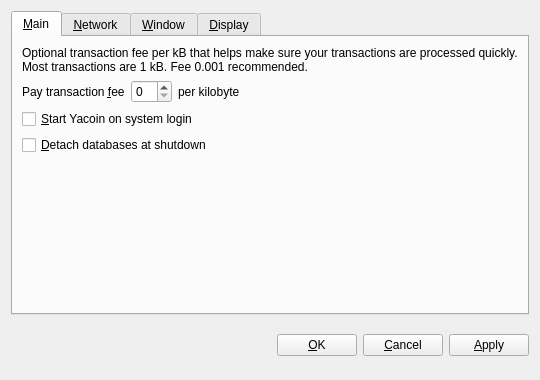
Old version of the form src/qt/forms/optionsdialog.ui in the repository chautnguyen4392/yacoin.
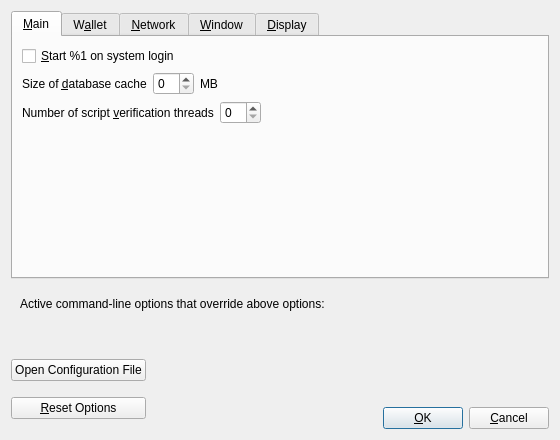
New version of the form. The open tabs and pages were chosen to show the change. Custom widgets are drawn as their Qt base class.

```diff
--- a/src/qt/forms/optionsdialog.ui
+++ b/src/qt/forms/optionsdialog.ui
@@ -1,13 +1,13 @@
 <?xml version="1.0" encoding="UTF-8"?>
 <ui version="4.0">
  <class>OptionsDialog</class>
- <widget class="QWidget" name="OptionsDialog">
+ <widget class="QDialog" name="OptionsDialog">
   <property name="geometry">
    <rect>
     <x>0</x>
     <y>0</y>
-    <width>540</width>
-    <height>380</height>
+    <width>560</width>
+    <height>440</height>
    </rect>
   </property>
   <property name="windowTitle">
@@ -16,9 +16,6 @@
   <layout class="QVBoxLayout" name="verticalLayout">
    <item>
     <widget class="QTabWidget" name="tabWidget">
-     <property name="tabPosition">
-      <enum>QTabWidget::North</enum>
-     </property>
      <property name="currentIndex">
       <number>1</number>
      </property>
@@ -27,78 +24,95 @@
        <string>&amp;Main</string>
       </attribute>
       <layout class="QVBoxLayout" name="verticalLayout_Main">
-       <item>
-        <widget class="QLabel" name="transactionFeeInfoLabel">
-         <property name="text">
-          <string>Optional transaction fee per kB that helps make sure your transactions are processed quickly. Most transactions are 1 kB. Fee 0.001 recommended.</string>
-         </property>
-         <property name="textFormat">
-          <enum>Qt::PlainText</enum>
-         </property>
-         <property name="wordWrap">
-          <bool>true</bool>
-         </property>
-        </widget>
-       </item>
-       <item>
-        <layout class="QHBoxLayout" name="horizontalLayout_Main">
-         <item>
-          <widget class="QLabel" name="transactionFeeLabel">
-           <property name="text">
-            <string>Pay transaction &amp;fee</string>
-           </property>
-           <property name="textFormat">
-            <enum>Qt::PlainText</enum>
-           </property>
-           <property name="buddy">
-            <cstring>transactionFee</cstring>
-           </property>
-          </widget>
-         </item>
-         <item>
-          <widget class="BitcoinAmountField" name="transactionFee"/>
-         </item>
-         <item>
-          <widget class="QLabel" name="label">
-           <property name="text">
-            <string>per kilobyte</string>
-           </property>
-          </widget>
-         </item>
-         <item>
-          <spacer name="horizontalSpacer_Main">
-           <property name="orientation">
-            <enum>Qt::Horizontal</enum>
-           </property>
-           <property name="sizeHint" stdset="0">
-            <size>
-             <width>40</width>
-             <height>20</height>
-            </size>
-           </property>
-          </spacer>
-         </item>
-        </layout>
-       </item>
        <item>
         <widget class="QCheckBox" name="bitcoinAtStartup">
          <property name="toolTip">
           <string>Automatically start Yacoin after logging in to the system.</string>
          </property>
          <property name="text">
-          <string>&amp;Start Yacoin on system login</string>
+          <string>&amp;Start %1 on system login</string>
          </property>
         </widget>
        </item>
        <item>
-        <widget class="QCheckBox" name="detachDatabases">
-         <property name="toolTip">
-          <string>Detach block and address databases at shutdown. This means they can be moved to another data directory, but it slows down shutdown. The wallet is always detached.</string>
-         </property>
-         <property name="text">
-          <string>&amp;Detach databases at shutdown</string>
-         </property>
-        </widget>
+        <layout class="QHBoxLayout" name="horizontalLayout_2_Main">
+         <item>
+          <widget class="QLabel" name="databaseCacheLabel">
+           <property name="text">
+            <string>Size of &amp;database cache</string>
+           </property>
+           <property name="textFormat">
+            <enum>Qt::PlainText</enum>
+           </property>
+           <property name="buddy">
+            <cstring>databaseCache</cstring>
+           </property>
+          </widget>
+         </item>
+         <item>
+          <widget class="QSpinBox" name="databaseCache"/>
+         </item>
+         <item>
+          <widget class="QLabel" name="databaseCacheUnitLabel">
+           <property name="text">
+            <string>MB</string>
+           </property>
+           <property name="textFormat">
+            <enum>Qt::PlainText</enum>
+           </property>
+          </widget>
+         </item>
+         <item>
+          <spacer name="horizontalSpacer_2_Main">
+           <property name="orientation">
+            <enum>Qt::Horizontal</enum>
+           </property>
+           <property name="sizeHint" stdset="0">
+            <size>
+             <width>40</width>
+             <height>20</height>
+            </size>
+           </property>
+          </spacer>
+         </item>
+        </layout>
+       </item>
+       <item>
+        <layout class="QHBoxLayout" name="horizontalLayout_3_Main">
+         <item>
+          <widget class="QLabel" name="threadsScriptVerifLabel">
+           <property name="text">
+            <string>Number of script &amp;verification threads</string>
+           </property>
+           <property name="textFormat">
+            <enum>Qt::PlainText</enum>
+           </property>
+           <property name="buddy">
+            <cstring>threadsScriptVerif</cstring>
+           </property>
+          </widget>
+         </item>
+         <item>
+          <widget class="QSpinBox" name="threadsScriptVerif">
+           <property name="toolTip">
+            <string>(0 = auto, &lt;0 = leave that many cores free)</string>
+           </property>
+          </widget>
+         </item>
+         <item>
+          <spacer name="horizontalSpacer_3_Main">
+           <property name="orientation">
+            <enum>Qt::Horizontal</enum>
+           </property>
+           <property name="sizeHint" stdset="0">
+            <size>
+             <width>40</width>
+             <height>20</height>
+            </size>
+           </property>
+          </spacer>
+         </item>
+        </layout>
        </item>
        <item>
         <spacer name="verticalSpacer_Main">
@@ -107,8 +121,57 @@
          </property>
          <property name="sizeHint" stdset="0">
           <size>
-           <width>17</width>
-           <height>153</height>
+           <width>20</width>
+           <height>40</height>
+          </size>
+         </property>
+        </spacer>
+       </item>
+      </layout>
+     </widget>
+     <widget class="QWidget" name="tabWallet">
+      <attribute name="title">
+       <string>W&amp;allet</string>
+      </attribute>
+      <layout class="QVBoxLayout" name="verticalLayout_Wallet">
+       <item>
+        <widget class="QGroupBox" name="groupBox">
+         <property name="title">
+          <string>Expert</string>
+         </property>
+         <layout class="QVBoxLayout" name="verticalLayout_2">
+          <item>
+           <widget class="QCheckBox" name="coinControlFeatures">
+            <property name="toolTip">
+             <string>Whether to show coin control features or not.</string>
+            </property>
+            <property name="text">
+             <string>Enable coin &amp;control features</string>
+            </property>
+           </widget>
+          </item>
+          <item>
+           <widget class="QCheckBox" name="spendZeroConfChange">
+            <property name="toolTip">
+             <string>If you disable the spending of unconfirmed change, the change from a transaction cannot be used until that transaction has at least one confirmation. This also affects how your balance is computed.</string>
+            </property>
+            <property name="text">
+             <string>&amp;Spend unconfirmed change</string>
+            </property>
+           </widget>
+          </item>
+         </layout>
+        </widget>
+       </item>
+       <item>
+        <spacer name="verticalSpacer_Wallet">
+         <property name="orientation">
+          <enum>Qt::Vertical</enum>
+         </property>
+         <property name="sizeHint" stdset="0">
+          <size>
+           <width>20</width>
+           <height>40</height>
           </size>
          </property>
         </spacer>
@@ -587,8 +650,84 @@
      </widget>
     </widget>
    </item>
+   <item>
+    <widget class="QFrame" name="frame">
+     <layout class="QVBoxLayout" name="verticalLayout_Bottom">
+      <item>
+       <layout class="QHBoxLayout" name="horizontalLayout_Bottom">
+        <item>
+         <widget class="QLabel" name="overriddenByCommandLineInfoLabel">
+          <property name="text">
+           <string>Active command-line options that override above options:</string>
+          </property>
+          <property name="textFormat">
+           <enum>Qt::PlainText</enum>
+          </property>
+         </widget>
+        </item>
+        <item>
+         <spacer name="horizontalSpacer_Bottom">
+          <property name="orientation">
+           <enum>Qt::Horizontal</enum>
+          </property>
+          <property name="sizeHint" stdset="0">
+           <size>
+            <width>40</width>
+            <height>20</height>
+           </size>
+          </property>
+         </spacer>
+        </item>
+       </layout>
+      </item>
+      <item>
+       <widget class="QLabel" name="overriddenByCommandLineLabel">
+        <property name="text">
+         <string/>
+        </property>
+        <property name="textFormat">
+         <enum>Qt::PlainText</enum>
+        </property>
+        <property name="wordWrap">
+         <bool>true</bool>
+        </property>
+       </widget>
+      </item>
+     </layout>
+    </widget>
+   </item>
    <item>
     <layout class="QHBoxLayout" name="horizontalLayout_Buttons">
+     <item>
+      <layout class="QVBoxLayout" name="verticalLayout_Buttons">
+       <item>
+        <widget class="QPushButton" name="openBitcoinConfButton">
+         <property name="toolTip">
+          <string>Open the %1 configuration file from the working directory.</string>
+         </property>
+         <property name="text">
+          <string>Open Configuration File</string>
+         </property>
+         <property name="autoDefault">
+          <bool>false</bool>
+         </property>
+        </widget>
+       </item>
+       <item>
+        <widget class="QPushButton" name="resetButton">
+         <property name="toolTip">
+          <string>Reset all client options to default.</string>
+         </property>
+         <property name="text">
+          <string>&amp;Reset Options</string>
+         </property>
+         <property name="autoDefault">
+          <bool>false</bool>
+         </property>
+        </widget>
+       </item>
+      </layout>
+     </item>
      <item>
       <spacer name="horizontalSpacer_1">
        <property name="orientation">
@@ -604,6 +743,12 @@
      </item>
      <item>
       <widget class="QLabel" name="statusLabel">
+       <property name="minimumSize">
+        <size>
+         <width>200</width>
+         <height>0</height>
+        </size>
+       </property>
        <property name="font">
         <font>
          <weight>75</weight>
@@ -635,52 +780,64 @@
       </spacer>
      </item>
      <item>
-      <widget class="QPushButton" name="okButton">
-       <property name="text">
-        <string>&amp;OK</string>
-       </property>
-      </widget>
-     </item>
-     <item>
-      <widget class="QPushButton" name="cancelButton">
-       <property name="text">
-        <string>&amp;Cancel</string>
-       </property>
-       <property name="autoDefault">
-        <bool>false</bool>
-       </property>
-      </widget>
-     </item>
-     <item>
-      <widget class="QPushButton" name="applyButton">
-       <property name="text">
-        <string>&amp;Apply</string>
-       </property>
-       <property name="autoDefault">
-        <bool>false</bool>
-       </property>
-      </widget>
+      <layout class="QVBoxLayout" name="verticalLayout_4">
+       <item>
+        <spacer name="verticalSpacer">
+         <property name="orientation">
+          <enum>Qt::Vertical</enum>
+         </property>
+         <property name="sizeHint" stdset="0">
+          <size>
+           <width>20</width>
+           <height>40</height>
+          </size>
+         </property>
+        </spacer>
+       </item>
+       <item>
+        <layout class="QHBoxLayout" name="horizontalLayout">
+         <item>
+          <widget class="QPushButton" name="okButton">
+           <property name="text">
+            <string>&amp;OK</string>
+           </property>
+           <property name="autoDefault">
+            <bool>false</bool>
+           </property>
+           <property name="default">
+            <bool>true</bool>
+           </property>
+          </widget>
+         </item>
+         <item>
+          <widget class="QPushButton" name="cancelButton">
+           <property name="text">
+            <string>&amp;Cancel</string>
+           </property>
+           <property name="autoDefault">
+            <bool>false</bool>
+           </property>
+          </widget>
+         </item>
+        </layout>
+       </item>
+      </layout>
      </item>
     </layout>
    </item>
   </layout>
  </widget>
  <customwidgets>
-  <customwidget>
-   <class>BitcoinAmountField</class>
-   <extends>QSpinBox</extends>
-   <header>bitcoinamountfield.h</header>
-  </customwidget>
-  <customwidget>
-   <class>QValueComboBox</class>
-   <extends>QComboBox</extends>
-   <header>qvaluecombobox.h</header>
-  </customwidget>
   <customwidget>
    <class>QValidatedLineEdit</class>
    <extends>QLineEdit</extends>
    <header>qvalidatedlineedit.h</header>
   </customwidget>
+  <customwidget>
+   <class>QValueComboBox</class>
+   <extends>QComboBox</extends>
+   <header>qvaluecombobox.h</header>
+  </customwidget>
  </customwidgets>
  <resources/>
  <connections/>
```
Left out of the diff: 53 changed lines with no effect on the pictures.
